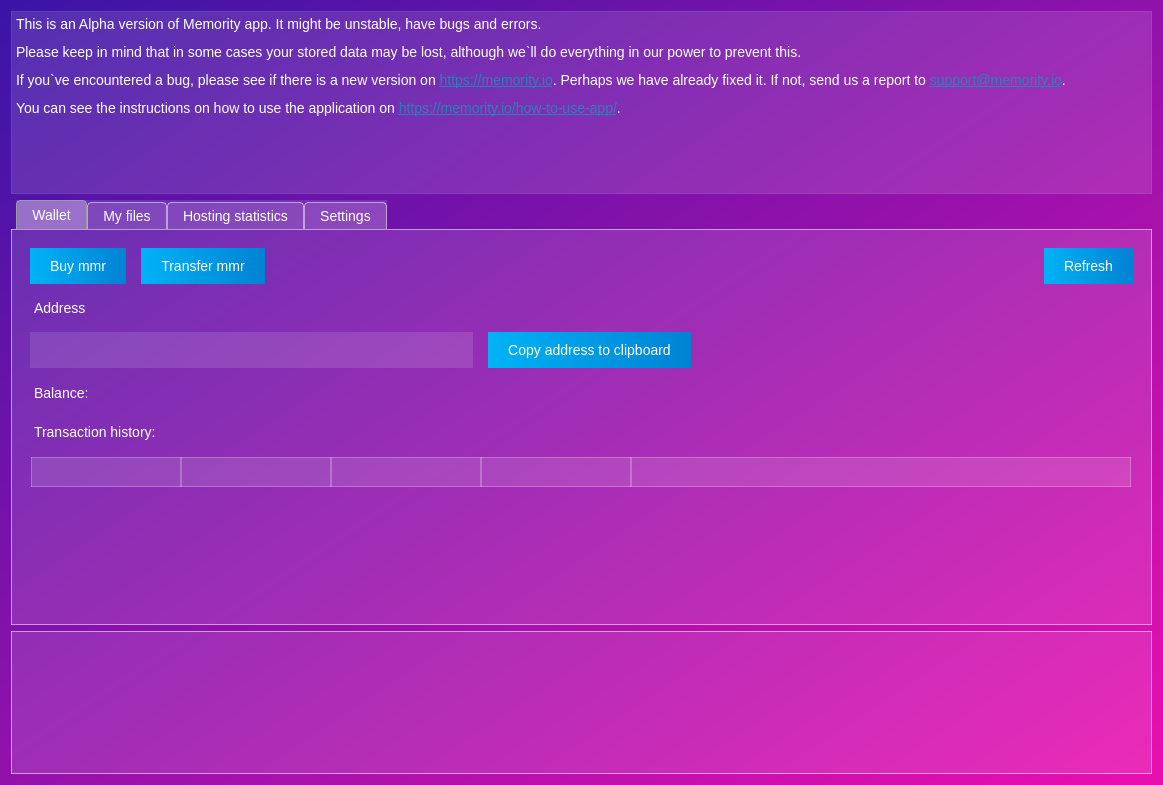
Qt form memority/gui/ui/main.ui (Memority/memority) before a commit.
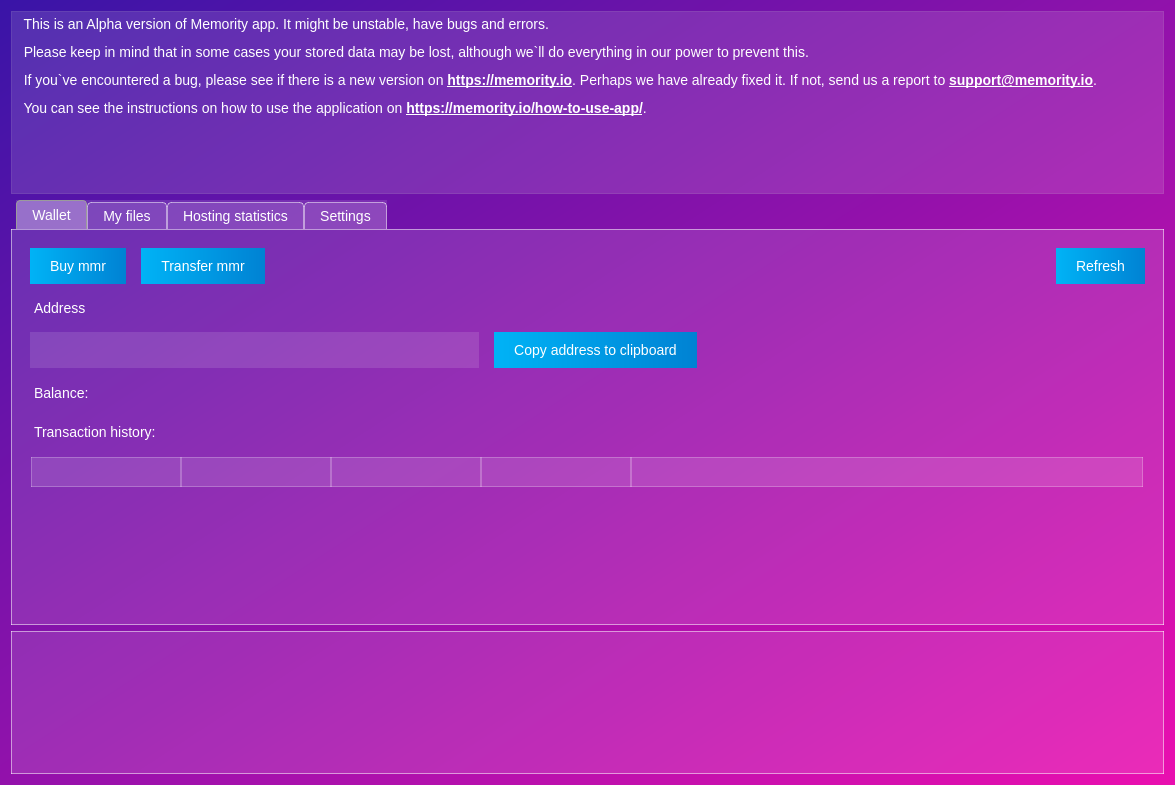
The same form after that commit. Icons and pictures are not drawn.

Commit message: File downloading, password prompt at startup: updated UI

Patch:
```diff
--- a/memority/gui/ui/main.ui
+++ b/memority/gui/ui/main.ui
@@ -6,7 +6,7 @@
    <rect>
     <x>0</x>
     <y>0</y>
-    <width>1163</width>
+    <width>1175</width>
     <height>785</height>
    </rect>
   </property>
@@ -135,10 +135,10 @@
 &lt;html&gt;&lt;head&gt;&lt;meta name=&quot;qrichtext&quot; content=&quot;1&quot; /&gt;&lt;style type=&quot;text/css&quot;&gt;
 p, li { white-space: pre-wrap; }
 &lt;/style&gt;&lt;/head&gt;&lt;body style=&quot; font-family:'Noto Sans'; font-size:14px; font-weight:400; font-style:normal;&quot;&gt;
-&lt;p style=&quot; margin-top:12px; margin-bottom:12px; margin-left:0px; margin-right:0px; -qt-block-indent:0; text-indent:0px;&quot;&gt;&lt;span style=&quot; font-size:14px;&quot;&gt;This is an Alpha version of Memority app. It might be unstable, have bugs and errors. &lt;/span&gt;&lt;/p&gt;
-&lt;p style=&quot; margin-top:12px; margin-bottom:12px; margin-left:0px; margin-right:0px; -qt-block-indent:0; text-indent:0px;&quot;&gt;&lt;span style=&quot; font-size:14px;&quot;&gt;Please keep in mind that in some cases your stored data may be lost, although we`ll do everything in our power to prevent this. &lt;/span&gt;&lt;/p&gt;
-&lt;p style=&quot; margin-top:12px; margin-bottom:12px; margin-left:0px; margin-right:0px; -qt-block-indent:0; text-indent:0px;&quot;&gt;&lt;span style=&quot; font-size:14px;&quot;&gt;If you`ve encountered a bug, please see if there is a new version on &lt;/span&gt;&lt;a href=&quot;https://memority.io/&quot;&gt;&lt;span style=&quot; font-size:14px; text-decoration: underline; color:#2980b9;&quot;&gt;https://memority.io&lt;/span&gt;&lt;/a&gt;&lt;span style=&quot; font-size:14px;&quot;&gt;. Perhaps we have already fixed it. If not, send us a report to &lt;/span&gt;&lt;a href=&quot;mailto:support@memority.io&quot;&gt;&lt;span style=&quot; font-size:14px; text-decoration: underline; color:#2980b9;&quot;&gt;support@memority.io&lt;/span&gt;&lt;/a&gt;&lt;span style=&quot; font-size:14px;&quot;&gt;. &lt;/span&gt;&lt;/p&gt;
-&lt;p style=&quot; margin-top:12px; margin-bottom:12px; margin-left:0px; margin-right:0px; -qt-block-indent:0; text-indent:0px;&quot;&gt;&lt;span style=&quot; font-size:14px;&quot;&gt;You can see the instructions on how to use the application on &lt;/span&gt;&lt;a href=&quot;https://memority.io/how-to-use-app/&quot;&gt;&lt;span style=&quot; font-size:14px; text-decoration: underline; color:#2980b9;&quot;&gt;https://memority.io/how-to-use-app/&lt;/span&gt;&lt;/a&gt;&lt;span style=&quot; font-size:14px;&quot;&gt;.&lt;/span&gt;&lt;/p&gt;&lt;/body&gt;&lt;/html&gt;</string>
+&lt;p style=&quot; margin-top:12px; margin-bottom:12px; margin-left:0px; margin-right:0px; -qt-block-indent:0; text-indent:0px;&quot;&gt;&lt;span style=&quot; font-size:14px;&quot;&gt;  This is an Alpha version of Memority app. It might be unstable, have bugs and errors. &lt;/span&gt;&lt;/p&gt;
+&lt;p style=&quot; margin-top:12px; margin-bottom:12px; margin-left:0px; margin-right:0px; -qt-block-indent:0; text-indent:0px;&quot;&gt;&lt;span style=&quot; font-size:14px;&quot;&gt;  Please keep in mind that in some cases your stored data may be lost, although we`ll do everything in our power to prevent this. &lt;/span&gt;&lt;/p&gt;
+&lt;p style=&quot; margin-top:12px; margin-bottom:12px; margin-left:0px; margin-right:0px; -qt-block-indent:0; text-indent:0px;&quot;&gt;&lt;span style=&quot; font-size:14px;&quot;&gt;  If you`ve encountered a bug, please see if there is a new version on &lt;/span&gt;&lt;a href=&quot;https://memority.io/&quot;&gt;&lt;span style=&quot; font-size:14px; font-weight:600; text-decoration: underline; color:#ffffff;&quot;&gt;https://memority.io&lt;/span&gt;&lt;/a&gt;&lt;span style=&quot; font-size:14px;&quot;&gt;. Perhaps we have already fixed it. If not, send us a report to &lt;/span&gt;&lt;a href=&quot;mailto:support@memority.io&quot;&gt;&lt;span style=&quot; font-size:14px; font-weight:600; text-decoration: underline; color:#ffffff;&quot;&gt;support@memority.io&lt;/span&gt;&lt;/a&gt;&lt;span style=&quot; font-size:14px;&quot;&gt;. &lt;/span&gt;&lt;/p&gt;
+&lt;p style=&quot; margin-top:12px; margin-bottom:12px; margin-left:0px; margin-right:0px; -qt-block-indent:0; text-indent:0px;&quot;&gt;&lt;span style=&quot; font-size:14px;&quot;&gt;  You can see the instructions on how to use the application on &lt;/span&gt;&lt;a href=&quot;https://memority.io/how-to-use-app/&quot;&gt;&lt;span style=&quot; font-size:14px; font-weight:600; text-decoration: underline; color:#ffffff;&quot;&gt;https://memority.io/how-to-use-app/&lt;/span&gt;&lt;/a&gt;&lt;span style=&quot; font-size:14px;&quot;&gt;.&lt;/span&gt;&lt;/p&gt;&lt;/body&gt;&lt;/html&gt;</string>
      </property>
      <property name="openExternalLinks">
       <bool>true</bool>
@@ -176,7 +176,7 @@
            <rect>
             <x>0</x>
             <y>0</y>
-            <width>1117</width>
+            <width>1129</width>
             <height>419</height>
            </rect>
           </property>
```
The commit also changes 3 other files.
